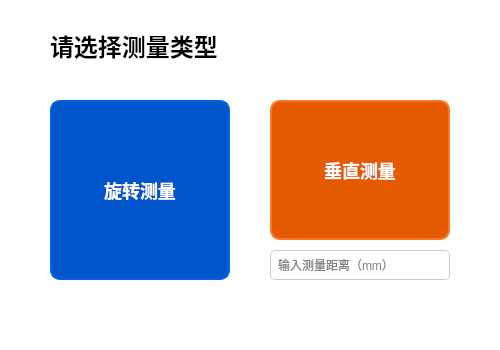
IceSugarZxy/MARS-pro, file src/ui/measure_type_dialog.ui: the form before one commit.
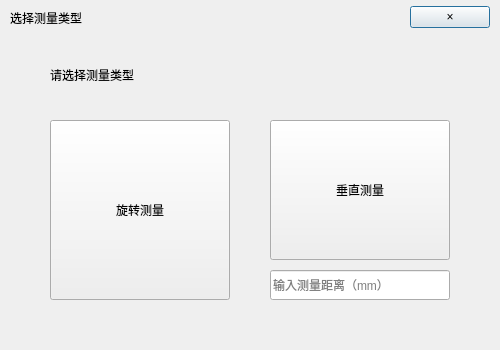
The form after the commit.

```diff
--- a/src/ui/measure_type_dialog.ui
+++ b/src/ui/measure_type_dialog.ui
@@ -28,472 +28,78 @@
     <height>350</height>
    </size>
   </property>
-  <property name="palette">
-   <palette>
-    <active>
-     <colorrole role="WindowText">
-      <brush brushstyle="SolidPattern">
-       <color alpha="255">
-        <red>0</red>
-        <green>0</green>
-        <blue>0</blue>
-       </color>
-      </brush>
-     </colorrole>
-     <colorrole role="Button">
-      <brush brushstyle="SolidPattern">
-       <color alpha="255">
-        <red>255</red>
-        <green>255</green>
-        <blue>255</blue>
-       </color>
-      </brush>
-     </colorrole>
-     <colorrole role="Light">
-      <brush brushstyle="SolidPattern">
-       <color alpha="255">
-        <red>255</red>
-        <green>255</green>
-        <blue>255</blue>
-       </color>
-      </brush>
-     </colorrole>
-     <colorrole role="Midlight">
-      <brush brushstyle="SolidPattern">
-       <color alpha="255">
-        <red>255</red>
-        <green>255</green>
-        <blue>255</blue>
-       </color>
-      </brush>
-     </colorrole>
-     <colorrole role="Dark">
-      <brush brushstyle="SolidPattern">
-       <color alpha="255">
-        <red>127</red>
-        <green>127</green>
-        <blue>127</blue>
-       </color>
-      </brush>
-     </colorrole>
-     <colorrole role="Mid">
-      <brush brushstyle="SolidPattern">
-       <color alpha="255">
-        <red>170</red>
-        <green>170</green>
-        <blue>170</blue>
-       </color>
-      </brush>
-     </colorrole>
-     <colorrole role="Text">
-      <brush brushstyle="SolidPattern">
-       <color alpha="255">
-        <red>0</red>
-        <green>0</green>
-        <blue>0</blue>
-       </color>
-      </brush>
-     </colorrole>
-     <colorrole role="BrightText">
-      <brush brushstyle="SolidPattern">
-       <color alpha="255">
-        <red>255</red>
-        <green>255</green>
-        <blue>255</blue>
-       </color>
-      </brush>
-     </colorrole>
-     <colorrole role="ButtonText">
-      <brush brushstyle="SolidPattern">
-       <color alpha="255">
-        <red>0</red>
-        <green>0</green>
-        <blue>0</blue>
-       </color>
-      </brush>
-     </colorrole>
-     <colorrole role="Base">
-      <brush brushstyle="SolidPattern">
-       <color alpha="255">
-        <red>255</red>
-        <green>255</green>
-        <blue>255</blue>
-       </color>
-      </brush>
-     </colorrole>
-     <colorrole role="Window">
-      <brush brushstyle="SolidPattern">
-       <color alpha="255">
-        <red>255</red>
-        <green>255</green>
-        <blue>255</blue>
-       </color>
-      </brush>
-     </colorrole>
-     <colorrole role="Shadow">
-      <brush brushstyle="SolidPattern">
-       <color alpha="255">
-        <red>0</red>
-        <green>0</green>
-        <blue>0</blue>
-       </color>
-      </brush>
-     </colorrole>
-     <colorrole role="AlternateBase">
-      <brush brushstyle="SolidPattern">
-       <color alpha="255">
-        <red>255</red>
-        <green>255</green>
-        <blue>255</blue>
-       </color>
-      </brush>
-     </colorrole>
-     <colorrole role="ToolTipBase">
-      <brush brushstyle="SolidPattern">
-       <color alpha="255">
-        <red>255</red>
-        <green>255</green>
-        <blue>220</blue>
-       </color>
-      </brush>
-     </colorrole>
-     <colorrole role="ToolTipText">
-      <brush brushstyle="SolidPattern">
-       <color alpha="255">
-        <red>0</red>
-        <green>0</green>
-        <blue>0</blue>
-       </color>
-      </brush>
-     </colorrole>
-     <colorrole role="PlaceholderText">
-      <brush brushstyle="SolidPattern">
-       <color alpha="128">
-        <red>0</red>
-        <green>0</green>
-        <blue>0</blue>
-       </color>
-      </brush>
-     </colorrole>
-    </active>
-    <inactive>
-     <colorrole role="WindowText">
-      <brush brushstyle="SolidPattern">
-       <color alpha="255">
-        <red>0</red>
-        <green>0</green>
-        <blue>0</blue>
-       </color>
-      </brush>
-     </colorrole>
-     <colorrole role="Button">
-      <brush brushstyle="SolidPattern">
-       <color alpha="255">
-        <red>255</red>
-        <green>255</green>
-        <blue>255</blue>
-       </color>
-      </brush>
-     </colorrole>
-     <colorrole role="Light">
-      <brush brushstyle="SolidPattern">
-       <color alpha="255">
-        <red>255</red>
-        <green>255</green>
-        <blue>255</blue>
-       </color>
-      </brush>
-     </colorrole>
-     <colorrole role="Midlight">
-      <brush brushstyle="SolidPattern">
-       <color alpha="255">
-        <red>255</red>
-        <green>255</green>
-        <blue>255</blue>
-       </color>
-      </brush>
-     </colorrole>
-     <colorrole role="Dark">
-      <brush brushstyle="SolidPattern">
-       <color alpha="255">
-        <red>127</red>
-        <green>127</green>
-        <blue>127</blue>
-       </color>
-      </brush>
-     </colorrole>
-     <colorrole role="Mid">
-      <brush brushstyle="SolidPattern">
-       <color alpha="255">
-        <red>170</red>
-        <green>170</green>
-        <blue>170</blue>
-       </color>
-      </brush>
-     </colorrole>
-     <colorrole role="Text">
-      <brush brushstyle="SolidPattern">
-       <color alpha="255">
-        <red>0</red>
-        <green>0</green>
-        <blue>0</blue>
-       </color>
-      </brush>
-     </colorrole>
-     <colorrole role="BrightText">
-      <brush brushstyle="SolidPattern">
-       <color alpha="255">
-        <red>255</red>
-        <green>255</green>
-        <blue>255</blue>
-       </color>
-      </brush>
-     </colorrole>
-     <colorrole role="ButtonText">
-      <brush brushstyle="SolidPattern">
-       <color alpha="255">
-        <red>0</red>
-        <green>0</green>
-        <blue>0</blue>
-       </color>
-      </brush>
-     </colorrole>
-     <colorrole role="Base">
-      <brush brushstyle="SolidPattern">
-       <color alpha="255">
-        <red>255</red>
-        <green>255</green>
-        <blue>255</blue>
-       </color>
-      </brush>
-     </colorrole>
-     <colorrole role="Window">
-      <brush brushstyle="SolidPattern">
-       <color alpha="255">
-        <red>255</red>
-        <green>255</green>
-        <blue>255</blue>
-       </color>
-      </brush>
-     </colorrole>
-     <colorrole role="Shadow">
-      <brush brushstyle="SolidPattern">
-       <color alpha="255">
-        <red>0</red>
-        <green>0</green>
-        <blue>0</blue>
-       </color>
-      </brush>
-     </colorrole>
-     <colorrole role="AlternateBase">
-      <brush brushstyle="SolidPattern">
-       <color alpha="255">
-        <red>255</red>
-        <green>255</green>
-        <blue>255</blue>
-       </color>
-      </brush>
-     </colorrole>
-     <colorrole role="ToolTipBase">
-      <brush brushstyle="SolidPattern">
-       <color alpha="255">
-        <red>255</red>
-        <green>255</green>
-        <blue>220</blue>
-       </color>
-      </brush>
-     </colorrole>
-     <colorrole role="ToolTipText">
-      <brush brushstyle="SolidPattern">
-       <color alpha="255">
-        <red>0</red>
-        <green>0</green>
-        <blue>0</blue>
-       </color>
-      </brush>
-     </colorrole>
-     <colorrole role="PlaceholderText">
-      <brush brushstyle="SolidPattern">
-       <color alpha="128">
-        <red>0</red>
-        <green>0</green>
-        <blue>0</blue>
-       </color>
-      </brush>
-     </colorrole>
-    </inactive>
-    <disabled>
-     <colorrole role="WindowText">
-      <brush brushstyle="SolidPattern">
-       <color alpha="255">
-        <red>127</red>
-        <green>127</green>
-        <blue>127</blue>
-       </color>
-      </brush>
-     </colorrole>
-     <colorrole role="Button">
-      <brush brushstyle="SolidPattern">
-       <color alpha="255">
-        <red>255</red>
-        <green>255</green>
-        <blue>255</blue>
-       </color>
-      </brush>
-     </colorrole>
-     <colorrole role="Light">
-      <brush brushstyle="SolidPattern">
-       <color alpha="255">
-        <red>255</red>
-        <green>255</green>
-        <blue>255</blue>
-       </color>
-      </brush>
-     </colorrole>
-     <colorrole role="Midlight">
-      <brush brushstyle="SolidPattern">
-       <color alpha="255">
-        <red>255</red>
-        <green>255</green>
-        <blue>255</blue>
-       </color>
-      </brush>
-     </colorrole>
-     <colorrole role="Dark">
-      <brush brushstyle="SolidPattern">
-       <color alpha="255">
-        <red>127</red>
-        <green>127</green>
-        <blue>127</blue>
-       </color>
-      </brush>
-     </colorrole>
-     <colorrole role="Mid">
-      <brush brushstyle="SolidPattern">
-       <color alpha="255">
-        <red>170</red>
-        <green>170</green>
-        <blue>170</blue>
-       </color>
-      </brush>
-     </colorrole>
-     <colorrole role="Text">
-      <brush brushstyle="SolidPattern">
-       <color alpha="255">
-        <red>127</red>
-        <green>127</green>
-        <blue>127</blue>
-       </color>
-      </brush>
-     </colorrole>
-     <colorrole role="BrightText">
-      <brush brushstyle="SolidPattern">
-       <color alpha="255">
-        <red>255</red>
-        <green>255</green>
-        <blue>255</blue>
-       </color>
-      </brush>
-     </colorrole>
-     <colorrole role="ButtonText">
-      <brush brushstyle="SolidPattern">
-       <color alpha="255">
-        <red>127</red>
-        <green>127</green>
-        <blue>127</blue>
-       </color>
-      </brush>
-     </colorrole>
-     <colorrole role="Base">
-      <brush brushstyle="SolidPattern">
-       <color alpha="255">
-        <red>255</red>
-        <green>255</green>
-        <blue>255</blue>
-       </color>
-      </brush>
-     </colorrole>
-     <colorrole role="Window">
-      <brush brushstyle="SolidPattern">
-       <color alpha="255">
-        <red>255</red>
-        <green>255</green>
-        <blue>255</blue>
-       </color>
-      </brush>
-     </colorrole>
-     <colorrole role="Shadow">
-      <brush brushstyle="SolidPattern">
-       <color alpha="255">
-        <red>0</red>
-        <green>0</green>
-        <blue>0</blue>
-       </color>
-      </brush>
-     </colorrole>
-     <colorrole role="AlternateBase">
-      <brush brushstyle="SolidPattern">
-       <color alpha="255">
-        <red>255</red>
-        <green>255</green>
-        <blue>255</blue>
-       </color>
-      </brush>
-     </colorrole>
-     <colorrole role="ToolTipBase">
-      <brush brushstyle="SolidPattern">
-       <color alpha="255">
-        <red>255</red>
-        <green>255</green>
-        <blue>220</blue>
-       </color>
-      </brush>
-     </colorrole>
-     <colorrole role="ToolTipText">
-      <brush brushstyle="SolidPattern">
-       <color alpha="255">
-        <red>0</red>
-        <green>0</green>
-        <blue>0</blue>
-       </color>
-      </brush>
-     </colorrole>
-     <colorrole role="PlaceholderText">
-      <brush brushstyle="SolidPattern">
-       <color alpha="128">
-        <red>0</red>
-        <green>0</green>
-        <blue>0</blue>
-       </color>
-      </brush>
-     </colorrole>
-    </disabled>
-   </palette>
-  </property>
   <property name="windowTitle">
    <string>选择测量类型</string>
   </property>
-  <property name="styleSheet">
-   <string notr="true">QDialog { background-color: white; }</string>
-  </property>
+  <widget class="QWidget" name="title_widget">
+   <property name="geometry">
+    <rect>
+     <x>0</x>
+     <y>0</y>
+     <width>500</width>
+     <height>35</height>
+    </rect>
+   </property>
+   <layout class="QHBoxLayout" name="title_layout">
+    <property name="leftMargin">
+     <number>10</number>
+    </property>
+    <property name="topMargin">
+     <number>5</number>
+    </property>
+    <property name="rightMargin">
+     <number>10</number>
+    </property>
+    <property name="bottomMargin">
+     <number>5</number>
+    </property>
+    <item>
+     <widget class="QLabel" name="label_title_text">
+      <property name="text">
+       <string>选择测量类型</string>
+      </property>
+     </widget>
+    </item>
+    <item>
+     <spacer name="title_spacer">
+      <property name="orientation">
+       <enum>Qt::Horizontal</enum>
+      </property>
+      <property name="sizeHint" stdset="0">
+       <size>
+        <width>40</width>
+        <height>20</height>
+       </size>
+      </property>
+     </spacer>
+    </item>
+    <item>
+     <widget class="QPushButton" name="btn_close">
+      <property name="fixedSize">
+       <size>
+        <width>30</width>
+        <height>30</height>
+       </size>
+      </property>
+      <property name="cursor">
+       <cursorShape>PointingHandCursor</cursorShape>
+      </property>
+      <property name="text">
+       <string>×</string>
+      </property>
+     </widget>
+    </item>
+   </layout>
+  </widget>
   <widget class="QLabel" name="label_title">
    <property name="geometry">
     <rect>
      <x>50</x>
-     <y>20</y>
+     <y>50</y>
      <width>400</width>
      <height>50</height>
     </rect>
    </property>
-   <property name="sizePolicy">
-    <sizepolicy hsizetype="Preferred" vsizetype="Preferred">
-     <horstretch>0</horstretch>
-     <verstretch>0</verstretch>
-    </sizepolicy>
-   </property>
-   <property name="styleSheet">
-    <string notr="true">QLabel { color: black; font-size: 24px; font-weight: bold; qproperty-alignment: AlignCenter; }</string>
-   </property>
    <property name="text">
     <string>请选择测量类型</string>
    </property>
@@ -502,7 +108,7 @@
    <property name="geometry">
     <rect>
      <x>50</x>
-     <y>100</y>
+     <y>120</y>
      <width>180</width>
      <height>180</height>
     </rect>
@@ -525,9 +131,6 @@
      <height>180</height>
     </size>
    </property>
-   <property name="styleSheet">
-    <string notr="true">QPushButton { background-color: #0055CC; color: white; font-size: 18px; font-weight: bold; border-radius: 10px; border: 2px solid #0066DD; } QPushButton:hover { background-color: #0066DD; border: 2px solid #0088FF; } QPushButton:pressed { background-color: #0044BB; }</string>
-   </property>
    <property name="text">
     <string>旋转测量</string>
    </property>
@@ -536,7 +139,7 @@
    <property name="geometry">
     <rect>
      <x>270</x>
-     <y>100</y>
+     <y>120</y>
      <width>180</width>
      <height>140</height>
     </rect>
@@ -559,9 +162,6 @@
      <height>140</height>
     </size>
    </property>
-   <property name="styleSheet">
-    <string notr="true">QPushButton { background-color: #E55A00; color: white; font-size: 18px; font-weight: bold; border-radius: 10px; border: 2px solid #FF7722; } QPushButton:hover { background-color: #FF7722; border: 2px solid #FF9933; } QPushButton:pressed { background-color: #CC4400; }</string>
-   </property>
    <property name="text">
     <string>垂直测量</string>
    </property>
@@ -570,7 +170,7 @@
    <property name="geometry">
     <rect>
      <x>270</x>
-     <y>250</y>
+     <y>270</y>
      <width>180</width>
      <height>30</height>
     </rect>
@@ -593,9 +193,6 @@
      <height>30</height>
     </size>
    </property>
-   <property name="styleSheet">
-    <string notr="true">QLineEdit { background-color: white; color: black; border: 1px solid #CCCCCC; border-radius: 5px; padding: 5px; }</string>
-   </property>
    <property name="text">
     <string/>
    </property>
```
